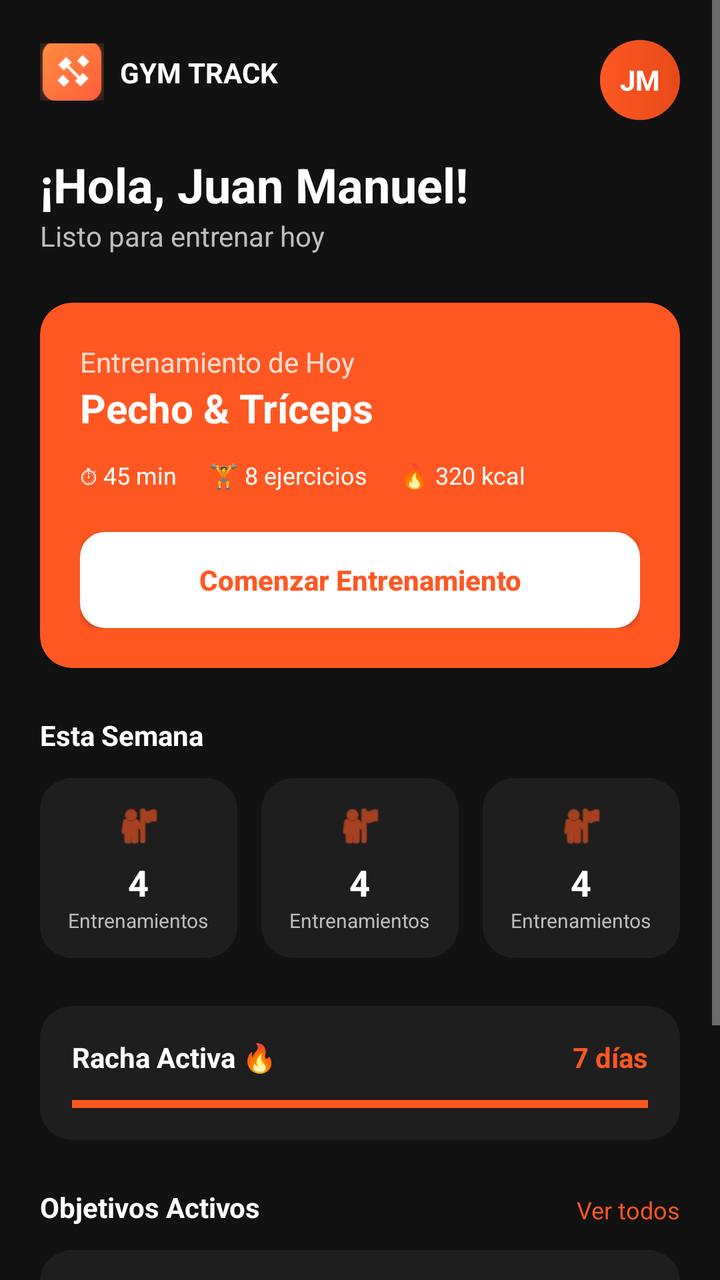
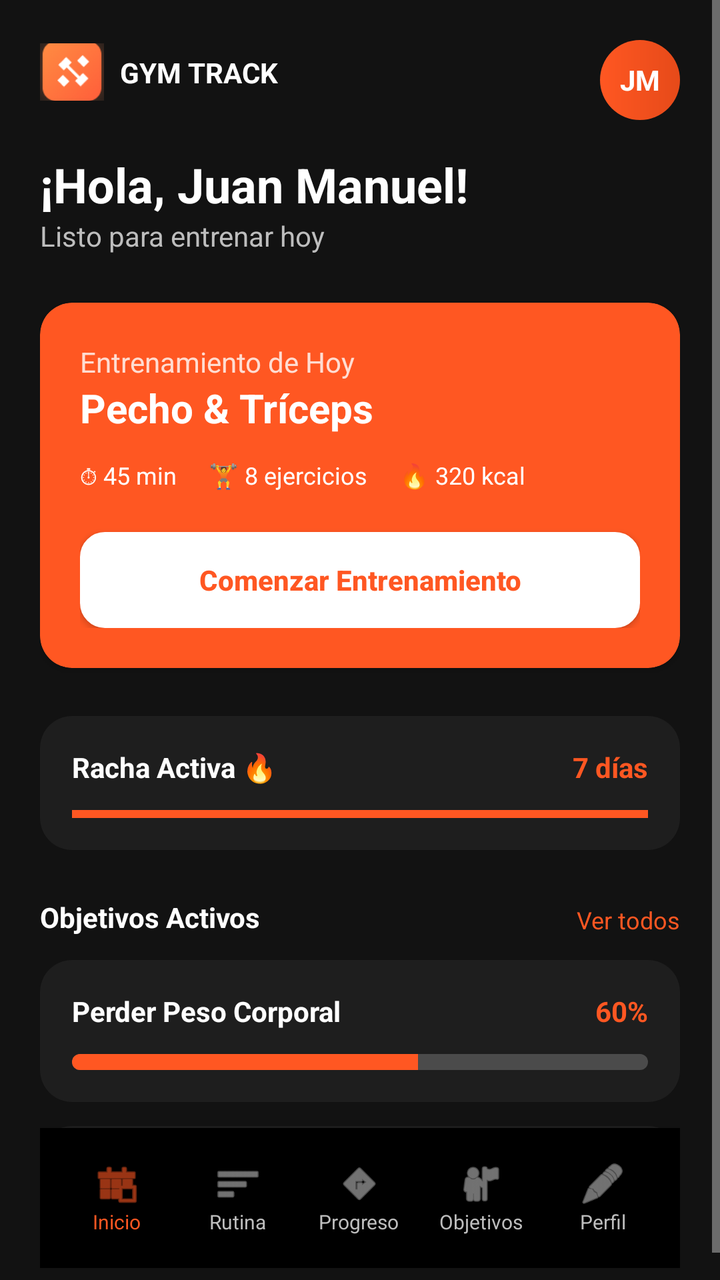

An Android layout rendered at two revisions. The XML below is the earlier revision; the diff shows what the commit changed to produce the second picture.
<!-- AndroidManifest.xml: application theme Theme.GymTrackMovil -->
<!-- res/layout/activity_main.xml -->
<ScrollView xmlns:android="http://schemas.android.com/apk/res/android"
    xmlns:app="http://schemas.android.com/apk/res-auto"
    xmlns:tools="http://schemas.android.com/tools"
    android:layout_width="match_parent"
    android:layout_height="match_parent"
    android:background="@color/dark_background"
    android:fillViewport="true">
    <androidx.constraintlayout.widget.ConstraintLayout
        android:layout_width="match_parent"
        android:layout_height="wrap_content"
        android:padding="20dp">
        <ImageView
            android:id="@+id/ivLogoHeader"
            android:layout_width="32dp"
            android:layout_height="32dp"
            android:src="@drawable/ic_app_logo"
            app:layout_constraintStart_toStartOf="parent"
            app:layout_constraintTop_toTopOf="parent" />
        <TextView
            android:id="@+id/tvAppTitle"
            android:layout_width="wrap_content"
            android:layout_height="wrap_content"
            android:layout_marginStart="8dp"
            android:text="GYM TRACK"
            android:textColor="@color/white"
            android:textStyle="bold"
            app:layout_constraintBottom_toBottomOf="@id/ivLogoHeader"
            app:layout_constraintStart_toEndOf="@id/ivLogoHeader"
            app:layout_constraintTop_toTopOf="@id/ivLogoHeader" />
        <TextView
            android:id="@+id/tvUserInitials"
            android:layout_width="40dp"
            android:layout_height="40dp"
            android:background="@drawable/step_circle_active"
            android:gravity="center"
            android:text="JM"
            android:textColor="@color/white"
            android:textStyle="bold"
            app:layout_constraintEnd_toEndOf="parent"
            app:layout_constraintTop_toTopOf="parent" />
        <TextView
            android:id="@+id/tvWelcomeHeader"
            android:layout_width="wrap_content"
            android:layout_height="wrap_content"
            android:layout_marginTop="24dp"
            android:text="¡Hola, Juan Manuel!"
            android:textColor="@color/white"
            android:textSize="24sp"
            android:textStyle="bold"
            app:layout_constraintStart_toStartOf="parent"
            app:layout_constraintTop_toBottomOf="@id/ivLogoHeader" />
        <TextView
            android:id="@+id/tvReadyMsg"
            android:layout_width="wrap_content"
            android:layout_height="wrap_content"
            android:text="Listo para entrenar hoy"
            android:textColor="@color/text_secondary"
            app:layout_constraintStart_toStartOf="@id/tvWelcomeHeader"
            app:layout_constraintTop_toBottomOf="@id/tvWelcomeHeader" />
        <androidx.cardview.widget.CardView
            android:id="@+id/cardTodayWorkout"
            android:layout_width="match_parent"
            android:layout_height="wrap_content"
            android:layout_marginTop="24dp"
            app:cardBackgroundColor="@color/orange_primary"
            app:cardCornerRadius="16dp"
            app:layout_constraintTop_toBottomOf="@id/tvReadyMsg">
            <LinearLayout
                android:layout_width="match_parent"
                android:layout_height="wrap_content"
                android:orientation="vertical"
                android:padding="20dp">
                <TextView
                    android:layout_width="wrap_content"
                    android:layout_height="wrap_content"
                    android:text="Entrenamiento de Hoy"
                    android:textColor="#CCFFFFFF"
                    android:textSize="14sp" />
                <TextView
                    android:id="@+id/tvWorkoutTitle"
                    android:layout_width="wrap_content"
                    android:layout_height="wrap_content"
                    android:text="Pecho &amp; Tríceps"
                    android:textColor="@color/white"
                    android:textSize="20sp"
                    android:textStyle="bold" />
                <LinearLayout
                    android:layout_width="match_parent"
                    android:layout_height="wrap_content"
                    android:layout_marginTop="12dp"
                    android:orientation="horizontal">
                    <TextView
                        android:layout_width="wrap_content"
                        android:layout_height="wrap_content"
                        android:text="⏱ 45 min"
                        android:textColor="@color/white"
                        android:textSize="12sp" />
                    <TextView
                        android:layout_width="wrap_content"
                        android:layout_height="wrap_content"
                        android:layout_marginStart="16dp"
                        android:text="🏋 8 ejercicios"
                        android:textColor="@color/white"
                        android:textSize="12sp" />
                    <TextView
                        android:layout_width="wrap_content"
                        android:layout_height="wrap_content"
                        android:layout_marginStart="16dp"
                        android:text="🔥 320 kcal"
                        android:textColor="@color/white"
                        android:textSize="12sp" />
                </LinearLayout>
                <androidx.appcompat.widget.AppCompatButton
                    android:id="@+id/btnStartWorkout"
                    android:layout_width="match_parent"
                    android:layout_height="wrap_content"
                    android:layout_marginTop="20dp"
                    android:background="@drawable/edittext_bg"
                    android:backgroundTint="@color/white"
                    android:text="Comenzar Entrenamiento"
                    android:textAllCaps="false"
                    android:textColor="@color/orange_primary"
                    android:textStyle="bold" />
            </LinearLayout>
        </androidx.cardview.widget.CardView>
        <TextView
            android:id="@+id/tvStatsTitle"
            android:layout_width="wrap_content"
            android:layout_height="wrap_content"
            android:layout_marginTop="24dp"
            android:text="Esta Semana"
            android:textColor="@color/white"
            android:textStyle="bold"
            app:layout_constraintStart_toStartOf="parent"
            app:layout_constraintTop_toBottomOf="@id/cardTodayWorkout" />
        <LinearLayout
            android:id="@+id/llStats"
            android:layout_width="match_parent"
            android:layout_height="wrap_content"
            android:layout_marginTop="12dp"
            android:orientation="horizontal"
            app:layout_constraintTop_toBottomOf="@id/tvStatsTitle">
            <include layout="@layout/item_stat_card" android:layout_width="0dp" android:layout_height="wrap_content" android:layout_weight="1"/>
            <View android:layout_width="12dp" android:layout_height="1dp"/>
            <include layout="@layout/item_stat_card" android:layout_width="0dp" android:layout_height="wrap_content" android:layout_weight="1"/>
            <View android:layout_width="12dp" android:layout_height="1dp"/>
            <include layout="@layout/item_stat_card" android:layout_width="0dp" android:layout_height="wrap_content" android:layout_weight="1"/>
        </LinearLayout>
        <LinearLayout
            android:id="@+id/llStreak"
            android:layout_width="match_parent"
            android:layout_height="wrap_content"
            android:layout_marginTop="24dp"
            android:background="@drawable/card_bg"
            android:orientation="vertical"
            android:padding="16dp"
            app:layout_constraintTop_toBottomOf="@id/llStats">
            <RelativeLayout
                android:layout_width="match_parent"
                android:layout_height="wrap_content">
                <TextView
                    android:layout_width="wrap_content"
                    android:layout_height="wrap_content"
                    android:text="Racha Activa 🔥"
                    android:textColor="@color/white"
                    android:textStyle="bold" />
                <TextView
                    android:layout_width="wrap_content"
                    android:layout_height="wrap_content"
                    android:layout_alignParentEnd="true"
                    android:text="7 días"
                    android:textColor="@color/orange_primary"
                    android:textStyle="bold" />
            </RelativeLayout>
            <View
                android:layout_width="match_parent"
                android:layout_height="4dp"
                android:layout_marginTop="12dp"
                android:background="@color/orange_primary" />
        </LinearLayout>
        <TextView
            android:id="@+id/tvGoalsTitle"
            android:layout_width="wrap_content"
            android:layout_height="wrap_content"
            android:layout_marginTop="24dp"
            android:text="Objetivos Activos"
            android:textColor="@color/white"
            android:textStyle="bold"
            app:layout_constraintStart_toStartOf="parent"
            app:layout_constraintTop_toBottomOf="@id/llStreak" />
        <TextView
            android:layout_width="wrap_content"
            android:layout_height="wrap_content"
            android:text="Ver todos"
            android:textColor="@color/orange_primary"
            android:textSize="12sp"
            app:layout_constraintBottom_toBottomOf="@id/tvGoalsTitle"
            app:layout_constraintEnd_toEndOf="parent" />
        <LinearLayout
            android:id="@+id/llGoals"
            android:layout_width="match_parent"
            android:layout_height="wrap_content"
            android:layout_marginTop="12dp"
            android:orientation="vertical"
            app:layout_constraintTop_toBottomOf="@id/tvGoalsTitle">
            <include layout="@layout/item_goal_progress" />
            <View android:layout_width="1dp" android:layout_height="12dp"/>
            <include layout="@layout/item_goal_progress" />
        </LinearLayout>
        <LinearLayout
            android:layout_width="match_parent"
            android:layout_height="70dp"
            android:background="@color/black"
            android:elevation="8dp"
            android:orientation="horizontal"
            android:padding="8dp"
            app:layout_constraintBottom_toBottomOf="parent"
            app:layout_constraintEnd_toEndOf="parent"
            app:layout_constraintStart_toStartOf="parent"
            android:layout_marginTop="32dp">
            <LinearLayout
                android:id="@+id/navHome"
                android:layout_width="0dp"
                android:layout_height="match_parent"
                android:layout_weight="1"
                android:gravity="center"
                android:orientation="vertical">
                <ImageView android:layout_width="24dp" android:layout_height="24dp" android:src="@android:drawable/ic_menu_today" android:tint="@color/orange_primary"/>
                <TextView android:layout_width="wrap_content" android:layout_height="wrap_content" android:text="Inicio" android:textColor="@color/orange_primary" android:textSize="10sp"/>
            </LinearLayout>
            <LinearLayout
                android:id="@+id/navRoutine"
                android:layout_width="0dp"
                android:layout_height="match_parent"
                android:layout_weight="1"
                android:gravity="center"
                android:orientation="vertical">
                <ImageView android:layout_width="24dp" android:layout_height="24dp" android:src="@android:drawable/ic_menu_sort_by_size" android:tint="@color/text_secondary"/>
                <TextView android:layout_width="wrap_content" android:layout_height="wrap_content" android:text="Rutina" android:textColor="@color/text_secondary" android:textSize="10sp"/>
            </LinearLayout>
            <LinearLayout
                android:id="@+id/navProgress"
                android:layout_width="0dp"
                android:layout_height="match_parent"
                android:layout_weight="1"
                android:gravity="center"
                android:orientation="vertical">
                <ImageView android:layout_width="24dp" android:layout_height="24dp" android:src="@android:drawable/ic_menu_directions" android:tint="@color/text_secondary"/>
                <TextView android:layout_width="wrap_content" android:layout_height="wrap_content" android:text="Progreso" android:textColor="@color/text_secondary" android:textSize="10sp"/>
            </LinearLayout>
            <LinearLayout
                android:id="@+id/navGoals"
                android:layout_width="0dp"
                android:layout_height="match_parent"
                android:layout_weight="1"
                android:gravity="center"
                android:orientation="vertical">
                <ImageView android:layout_width="24dp" android:layout_height="24dp" android:src="@android:drawable/ic_menu_myplaces" android:tint="@color/text_secondary"/>
                <TextView android:layout_width="wrap_content" android:layout_height="wrap_content" android:text="Objetivos" android:textColor="@color/text_secondary" android:textSize="10sp"/>
            </LinearLayout>
            <LinearLayout
                android:id="@+id/navProfile"
                android:layout_width="0dp"
                android:layout_height="match_parent"
                android:layout_weight="1"
                android:gravity="center"
                android:orientation="vertical">
                <ImageView android:layout_width="24dp" android:layout_height="24dp" android:src="@android:drawable/ic_menu_edit" android:tint="@color/text_secondary"/>
                <TextView android:layout_width="wrap_content" android:layout_height="wrap_content" android:text="Perfil" android:textColor="@color/text_secondary" android:textSize="10sp"/>
            </LinearLayout>
        </LinearLayout>
    </androidx.constraintlayout.widget.ConstraintLayout>
</ScrollView>
<!-- res/layout/item_stat_card.xml (included above) -->
<?xml version="1.0" encoding="utf-8"?>
<LinearLayout xmlns:android="http://schemas.android.com/apk/res/android"
    android:layout_width="match_parent"
    android:layout_height="wrap_content"
    android:background="@drawable/card_bg"
    android:gravity="center"
    android:orientation="vertical"
    android:padding="12dp">
    <ImageView
        android:id="@+id/ivStatIcon"
        android:layout_width="24dp"
        android:layout_height="24dp"
        android:src="@android:drawable/ic_menu_myplaces"
        android:tint="@color/orange_primary" />
    <TextView
        android:id="@+id/tvStatValue"
        android:layout_width="wrap_content"
        android:layout_height="wrap_content"
        android:layout_marginTop="4dp"
        android:text="4"
        android:textColor="@color/white"
        android:textSize="18sp"
        android:textStyle="bold" />
    <TextView
        android:id="@+id/tvStatLabel"
        android:layout_width="wrap_content"
        android:layout_height="wrap_content"
        android:text="Entrenamientos"
        android:textColor="@color/text_secondary"
        android:textSize="10sp" />
</LinearLayout>
<!-- res/layout/item_goal_progress.xml (included above) -->
<?xml version="1.0" encoding="utf-8"?>
<LinearLayout xmlns:android="http://schemas.android.com/apk/res/android"
    android:layout_width="match_parent"
    android:layout_height="wrap_content"
    android:background="@drawable/card_bg"
    android:orientation="vertical"
    android:padding="16dp">
    <RelativeLayout
        android:layout_width="match_parent"
        android:layout_height="wrap_content">
        <TextView
            android:id="@+id/tvGoalName"
            android:layout_width="wrap_content"
            android:layout_height="wrap_content"
            android:text="Perder Peso Corporal"
            android:textColor="@color/white"
            android:textStyle="bold" />
        <TextView
            android:id="@+id/tvGoalProgressPercent"
            android:layout_width="wrap_content"
            android:layout_height="wrap_content"
            android:layout_alignParentEnd="true"
            android:text="60%"
            android:textColor="@color/orange_primary"
            android:textStyle="bold" />
    </RelativeLayout>
    <ProgressBar
        android:id="@+id/pbGoal"
        style="@android:style/Widget.ProgressBar.Horizontal"
        android:layout_width="match_parent"
        android:layout_height="8dp"
        android:layout_marginTop="12dp"
        android:progress="60"
        android:progressDrawable="@drawable/progress_drawable" />
</LinearLayout>
<!-- resources referenced by this layout -->
<resources>
  <color name="black">#FF000000</color>
  <color name="dark_background">#121212</color>
  <color name="orange_primary">#FF5722</color>
  <color name="text_secondary">#BDBDBD</color>
  <color name="white">#FFFFFFFF</color>
  <!-- drawable card_bg (drawable) -->
  <?xml version="1.0" encoding="utf-8"?>
  <shape xmlns:android="http://schemas.android.com/apk/res/android">
      <solid android:color="@color/dark_surface" />
      <corners android:radius="16dp" />
  </shape>
  <!-- drawable edittext_bg (drawable) -->
  <?xml version="1.0" encoding="utf-8"?>
  <shape xmlns:android="http://schemas.android.com/apk/res/android">
      <solid android:color="@color/dark_surface" />
      <stroke
          android:width="1dp"
          android:color="@color/text_hint" />
      <corners android:radius="12dp" />
      <padding
          android:left="16dp"
          android:right="16dp"
          android:top="12dp"
          android:bottom="12dp" />
  </shape>
  <!-- drawable ic_app_logo: png bitmap (drawable, 5176 bytes) -->
  <!-- drawable progress_drawable (drawable) -->
  <?xml version="1.0" encoding="utf-8"?>
  <layer-list xmlns:android="http://schemas.android.com/apk/res/android">
      <item android:id="@android:id/background">
          <shape>
              <corners android:radius="4dp" />
              <solid android:color="#33FFFFFF" />
          </shape>
      </item>
      <item android:id="@android:id/progress">
          <clip>
              <shape>
                  <corners android:radius="4dp" />
                  <solid android:color="@color/orange_primary" />
              </shape>
          </clip>
      </item>
  </layer-list>
  <!-- drawable step_circle_active (drawable) -->
  <?xml version="1.0" encoding="utf-8"?>
  <shape xmlns:android="http://schemas.android.com/apk/res/android"
      android:shape="oval">
      <gradient
          android:startColor="@color/orange_primary"
          android:endColor="@color/orange_dark"
          android:angle="0" />
  </shape>
  <style name="Theme.GymTrackMovil" parent="Base.Theme.GymTrackMovil" />
  <color name="dark_surface">#1E1E1E</color>
  <color name="text_hint">#757575</color>
  <color name="orange_dark">#E64A19</color>
  <style name="Base.Theme.GymTrackMovil" parent="Theme.Material3.DayNight.NoActionBar">
          <item name="colorPrimary">@color/orange_primary</item>
          <item name="colorSecondary">@color/white</item>
          <item name="android:windowBackground">@color/dark_background</item>
          <item name="android:textColorPrimary">@color/text_primary</item>
          <item name="android:textColorSecondary">@color/text_secondary</item>
          <item name="android:statusBarColor">@color/dark_background</item>
      </style>
  <color name="text_primary">#FFFFFF</color>
</resources>

<!-- the commit's change to res/layout/activity_main.xml (unified diff, before → after) -->
@@ -123,29 +123,6 @@
                     android:textStyle="bold" />
             </LinearLayout>
         </androidx.cardview.widget.CardView>
-        <TextView
-            android:id="@+id/tvStatsTitle"
-            android:layout_width="wrap_content"
-            android:layout_height="wrap_content"
-            android:layout_marginTop="24dp"
-            android:text="Esta Semana"
-            android:textColor="@color/white"
-            android:textStyle="bold"
-            app:layout_constraintStart_toStartOf="parent"
-            app:layout_constraintTop_toBottomOf="@id/cardTodayWorkout" />
-        <LinearLayout
-            android:id="@+id/llStats"
-            android:layout_width="match_parent"
-            android:layout_height="wrap_content"
-            android:layout_marginTop="12dp"
-            android:orientation="horizontal"
-            app:layout_constraintTop_toBottomOf="@id/tvStatsTitle">
-            <include layout="@layout/item_stat_card" android:layout_width="0dp" android:layout_height="wrap_content" android:layout_weight="1"/>
-            <View android:layout_width="12dp" android:layout_height="1dp"/>
-            <include layout="@layout/item_stat_card" android:layout_width="0dp" android:layout_height="wrap_content" android:layout_weight="1"/>
-            <View android:layout_width="12dp" android:layout_height="1dp"/>
-            <include layout="@layout/item_stat_card" android:layout_width="0dp" android:layout_height="wrap_content" android:layout_weight="1"/>
-        </LinearLayout>
         <LinearLayout
             android:id="@+id/llStreak"
             android:layout_width="match_parent"
@@ -154,7 +131,7 @@
             android:background="@drawable/card_bg"
             android:orientation="vertical"
             android:padding="16dp"
-            app:layout_constraintTop_toBottomOf="@id/llStats">
+            app:layout_constraintTop_toBottomOf="@id/cardTodayWorkout">
             <RelativeLayout
                 android:layout_width="match_parent"
                 android:layout_height="wrap_content">
@@ -271,38 +248,6 @@
         </LinearLayout>
     </androidx.constraintlayout.widget.ConstraintLayout>
 </ScrollView>
-<!-- res/layout/item_stat_card.xml (included above) -->
-<?xml version="1.0" encoding="utf-8"?>
-<LinearLayout xmlns:android="http://schemas.android.com/apk/res/android"
-    android:layout_width="match_parent"
-    android:layout_height="wrap_content"
-    android:background="@drawable/card_bg"
-    android:gravity="center"
-    android:orientation="vertical"
-    android:padding="12dp">
-    <ImageView
-        android:id="@+id/ivStatIcon"
-        android:layout_width="24dp"
-        android:layout_height="24dp"
-        android:src="@android:drawable/ic_menu_myplaces"
-        android:tint="@color/orange_primary" />
-    <TextView
-        android:id="@+id/tvStatValue"
-        android:layout_width="wrap_content"
-        android:layout_height="wrap_content"
-        android:layout_marginTop="4dp"
-        android:text="4"
-        android:textColor="@color/white"
-        android:textSize="18sp"
-        android:textStyle="bold" />
-    <TextView
-        android:id="@+id/tvStatLabel"
-        android:layout_width="wrap_content"
-        android:layout_height="wrap_content"
-        android:text="Entrenamientos"
-        android:textColor="@color/text_secondary"
-        android:textSize="10sp" />
-</LinearLayout>
 <!-- res/layout/item_goal_progress.xml (included above) -->
 <?xml version="1.0" encoding="utf-8"?>
 <LinearLayout xmlns:android="http://schemas.android.com/apk/res/android"
